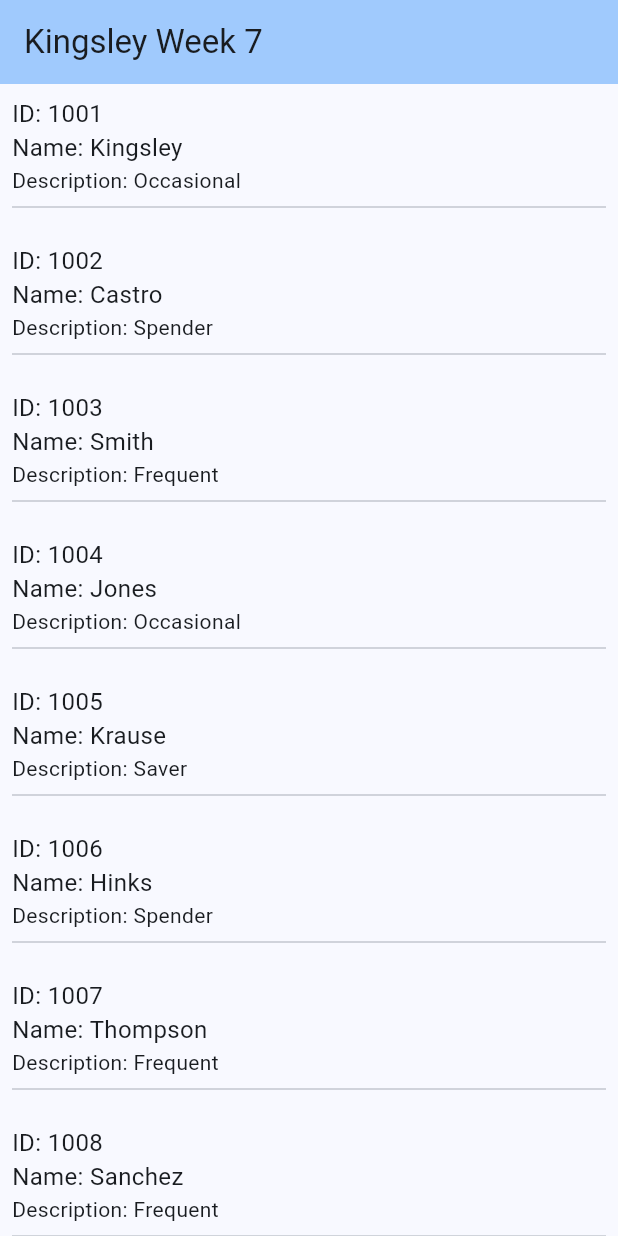
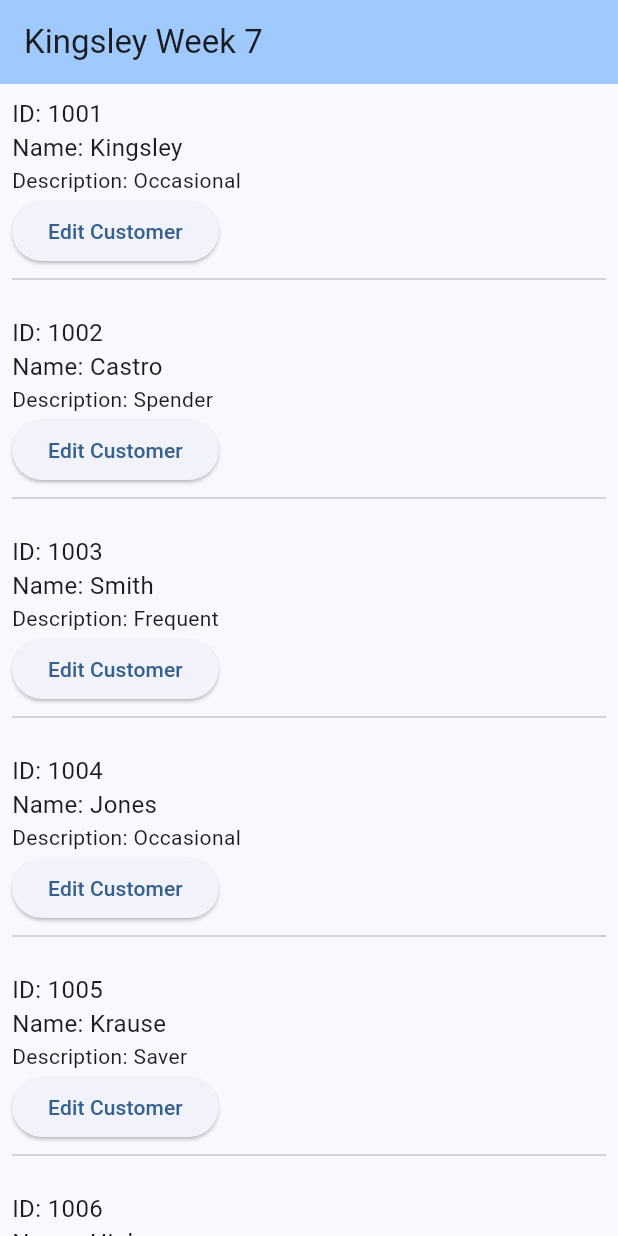
Before and after one commit to kingsley-aaron/CMSC2204_Week7, a Flutter app: the screen it shows after launch, on a phone screen of 412 x 824 dp. Run offline on Flutter 3.47's test engine with Material 2 defaults, Android fonts, the phone set to English and light mode, and no system bars.

Commit message:
edit button working

```diff
--- a/lib/Views/EditCustomerPage.dart
+++ b/lib/Views/EditCustomerPage.dart
@@ -29,17 +29,37 @@ class _EditCustomerState extends State<EditCustomer> {
   }
 
   void _updateItemPressed() {
-    Customer currentCustomer = GlobalCustomer()
-        .customer
-        .firstWhere((index) => index.Id == customer.Id);
+    if (customer.Name != customerNameController.text ||
+        customer.Description != customerDescriptionController.text) {
+      setState(() {
+        customer.Name = customerNameController.text;
+        customer.Description = customerDescriptionController.text;
+      });
 
-    if (currentCustomer.Name != customerNameController.text ||
-        currentCustomer.Description != customerDescriptionController.text) {
-      currentCustomer.Name = customerNameController.text;
-      currentCustomer.Description = customerDescriptionController.text;
+      // Update the customer in the GlobalCustomer class
+      int index =
+          GlobalCustomer().customer.indexWhere((c) => c.Id == customer.Id);
+      if (index != -1) {
+        GlobalCustomer().customer[index] = customer;
+      }
     }
 
-    Navigator.pop(context);
+    Navigator.pop(context, customer); // Pass the updated customer back
+  }
+
+  void _deleteItemPressed(Customer customerToDelete) {
+    setState(() {
+      int indexToDelete = GlobalCustomer()
+          .customer
+          .indexWhere((c) => c.Id == customerToDelete.Id);
+
+      if (indexToDelete != -1) {
+        // Remove the customer from the global customer list using the same instance
+        GlobalCustomer().customer.removeAt(indexToDelete);
+      }
+    });
+
+    Navigator.pop(context, customerToDelete); // Pass the deleted customer back
   }
 
   @override
@@ -62,10 +82,24 @@ class _EditCustomerState extends State<EditCustomer> {
                 controller: customerDescriptionController,
                 decoration: InputDecoration(labelText: "Description"),
               ),
-              ElevatedButton(
-                onPressed: _updateItemPressed,
-                child: Text("Update Customer"),
-              )
+              Row(
+                mainAxisAlignment: MainAxisAlignment.start,
+                children: <Widget>[
+                  ElevatedButton(
+                    onPressed: _updateItemPressed,
+                    child: Text("Update Customer"),
+                  ),
+                  ElevatedButton(
+                    onPressed: () {
+                      _deleteItemPressed(customer);
+                    },
+                    child: Text("Delete"),
+                    style: ElevatedButton.styleFrom(
+                      backgroundColor: Colors.red,
+                    ),
+                  ),
+                ],
+              ),
             ],
           ),
         ),
--- a/lib/main.dart
+++ b/lib/main.dart
@@ -1,8 +1,8 @@
 import 'package:flutter/material.dart';
-//import 'package:week7project/Models/globalcustomer.dart';
+import 'package:week7project/Models/globalcustomer.dart';
 
 import 'Models/customer.dart';
-//import 'Views/EditCustomerPage.dart';
+import 'Views/EditCustomerPage.dart';
 
 void main() {
   runApp(const MyApp());
@@ -34,7 +34,7 @@ class MyHomePage extends StatefulWidget {
 }
 
 class _MyHomePageState extends State<MyHomePage> {
-  List<Customer> customer = [
+  List<Customer> customers = [
     Customer(1001, 'Kingsley', 'Occasional'),
     Customer(1002, 'Castro', 'Spender'),
     Customer(1003, 'Smith', 'Frequent'),
@@ -47,18 +47,23 @@ class _MyHomePageState extends State<MyHomePage> {
     Customer(1010, 'Hiltner', 'Occasional'),
   ];
 
-  void _handleButtonPress() {
-    setState(() {
-      // Navigator.push(
-      //     context,
-      //     MaterialPageRoute(
-      //         builder: (context) => EditCustomer(customer: customer))).then(
-      //   ((value) => {
-      //         setState(() => customer = GlobalCustomer()
-      //             .customer
-      //             .firstWhere((index) => index.Id == customer.Id))
-      //       }),
-      // );
+  void _handleButtonPress(Customer customer) {
+    Navigator.push(
+      context,
+      MaterialPageRoute(
+        builder: (context) => EditCustomer(customer: customer),
+      ),
+    ).then((updatedCustomer) {
+      if (updatedCustomer != null) {
+        setState(() {
+          int index = GlobalCustomer()
+              .customer
+              .indexWhere((c) => c.Id == updatedCustomer.Id);
+          if (index != -1) {
+            GlobalCustomer().customer[index] = updatedCustomer;
+          }
+        });
+      }
     });
   }
 
@@ -73,7 +78,7 @@ class _MyHomePageState extends State<MyHomePage> {
         child: SingleChildScrollView(
           child: Column(
             crossAxisAlignment: CrossAxisAlignment.start,
-            children: customer.map((customer) {
+            children: customers.map((customer) {
               return Padding(
                 padding: EdgeInsets.all(8.0),
                 child: Column(
@@ -84,28 +89,10 @@ class _MyHomePageState extends State<MyHomePage> {
                     Text('Name: ${customer.Name}',
                         style: TextStyle(fontSize: 16)),
                     Text('Description: ${customer.Description}'),
-                    // ElevatedButton(
-                    //   onPressed: _handleButtonPress,
-                    //   child: Text("Edit Item"),
-                    // ),
-                    // GestureDetector(onTap: () {
-                    //   setState(() {
-                    //     Navigator.push(
-                    //       context,
-                    //       MaterialPageRoute(
-                    //         builder: (context) =>
-                    //             EditCustomer(customer: customer[index]),
-                    //       ),
-                    //     ).then(
-                    //       ((value) => {
-                    //             setState(() => customer = GlobalCustomer()
-                    //                 .customer
-                    //                 .firstWhere(
-                    //                     (index) => index.Id == customer.Id))
-                    //           }),
-                    //     );
-                    //   });
-                    // }),
+                    ElevatedButton(
+                      onPressed: () => _handleButtonPress(customer),
+                      child: Text("Edit Customer"),
+                    ),
                     const Divider(),
                   ],
                 ),
```
